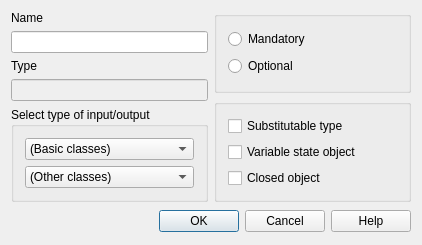
Before: the Qt Designer form lavape/src/LavaPE_UI/idd_iobox.ui in berkus/lavape, drawn with Qt 5.
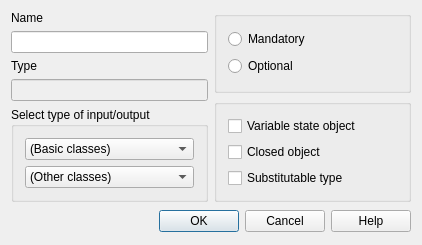
After: the same form once the commit is applied.

What changed in the file:
```diff
--- a/lavape/src/LavaPE_UI/idd_iobox.ui
+++ b/lavape/src/LavaPE_UI/idd_iobox.ui
@@ -209,22 +209,6 @@
           </sizepolicy>
          </property>
          <layout class="QVBoxLayout" >
-          <item>
-           <widget class="QCheckBox" name="Substitutable" >
-            <property name="sizePolicy" >
-             <sizepolicy vsizetype="Fixed" hsizetype="MinimumExpanding" >
-              <horstretch>0</horstretch>
-              <verstretch>0</verstretch>
-             </sizepolicy>
-            </property>
-            <property name="focusPolicy" >
-             <enum>Qt::StrongFocus</enum>
-            </property>
-            <property name="text" >
-             <string>Substitutable type</string>
-            </property>
-           </widget>
-          </item>
           <item>
            <widget class="QCheckBox" name="StateObject" >
             <property name="toolTip" >
@@ -254,6 +238,22 @@
             </property>
            </widget>
           </item>
+          <item>
+           <widget class="QCheckBox" name="Substitutable" >
+            <property name="sizePolicy" >
+             <sizepolicy vsizetype="Fixed" hsizetype="MinimumExpanding" >
+              <horstretch>0</horstretch>
+              <verstretch>0</verstretch>
+             </sizepolicy>
+            </property>
+            <property name="focusPolicy" >
+             <enum>Qt::StrongFocus</enum>
+            </property>
+            <property name="text" >
+             <string>Substitutable type</string>
+            </property>
+           </widget>
+          </item>
          </layout>
         </widget>
        </item>
```
Left out of the diff: 58 changed lines with no effect on the pictures.
